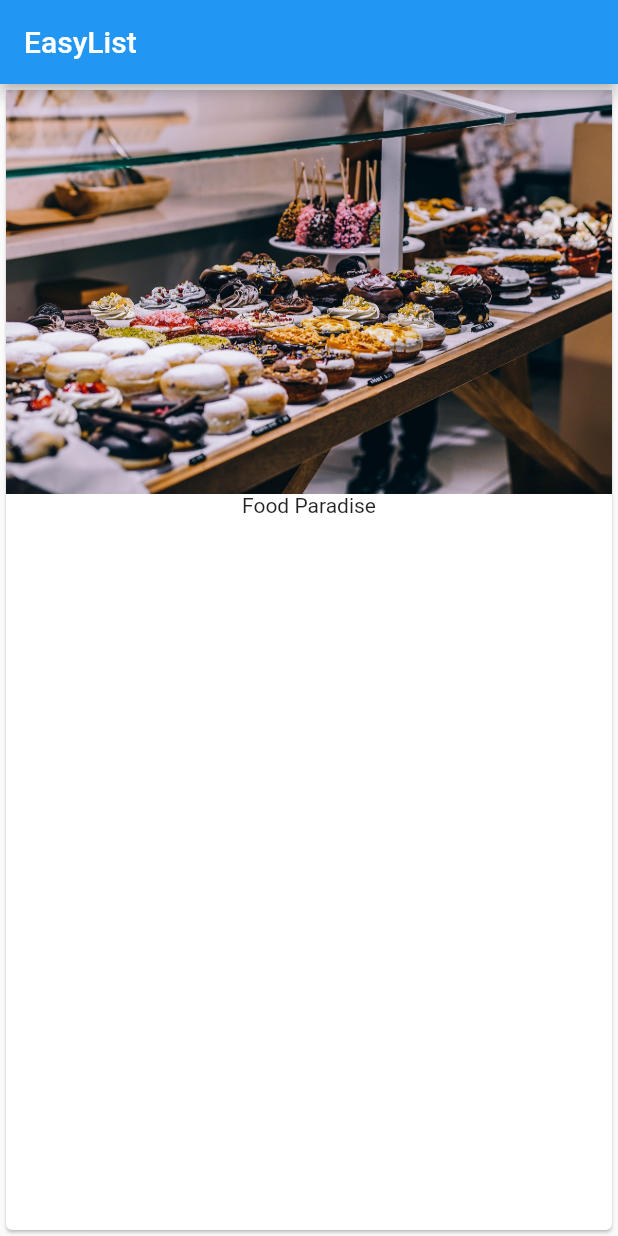
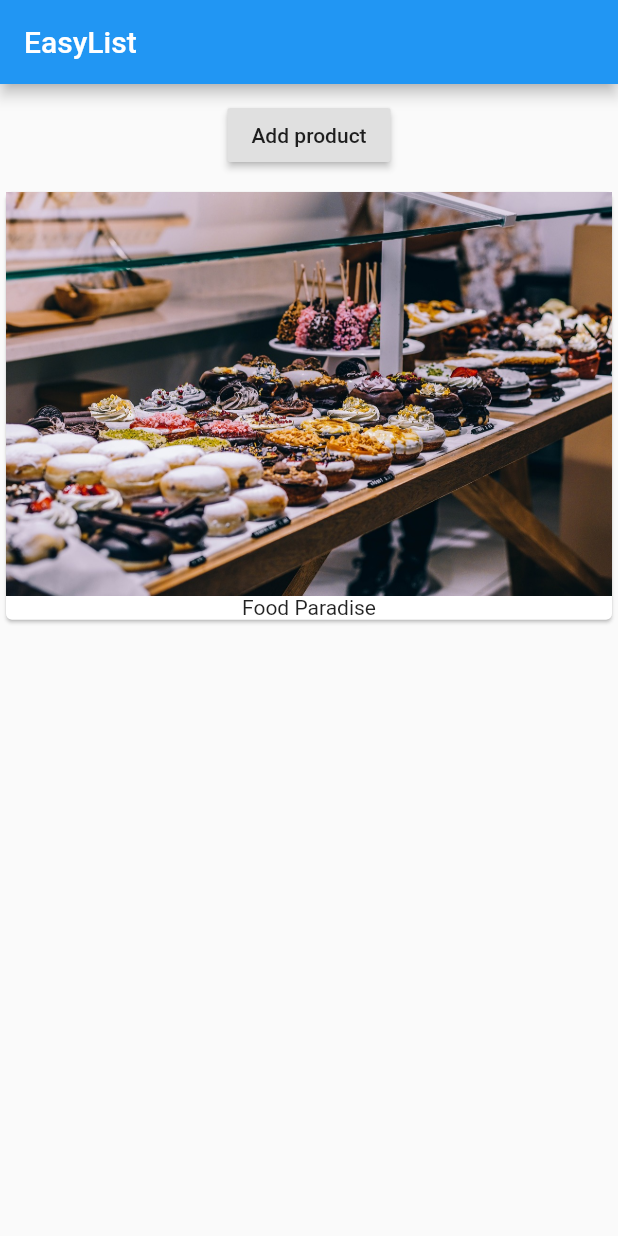
Before and after one commit to BaldurTr/flutter-course, a Flutter app: the screen it shows after launch, on a phone screen of 412 x 824 dp. Run offline on Flutter 3.47's test engine with Material 2 defaults, Android fonts, the phone set to English and light mode, and no system bars.

Commit message:
Added button to app

```diff
--- a/lib/main.dart
+++ b/lib/main.dart
@@ -10,13 +10,22 @@ class MyApp extends StatelessWidget {
             appBar: AppBar(
               title: Text('EasyList'),
             ),
-            body: Card(
-              child: Column(
-                children: <Widget>[
-                  Image.asset('assets/food.jpg'),
-                  Text('Food Paradise')
-                ],
+            body: Column(children: [
+              Container(
+                margin: EdgeInsets.all(10.0),
+                child: RaisedButton(
+                  child: Text('Add product'),
+                  onPressed: () {},
+                ),
               ),
-            )));
+              Card(
+                child: Column(
+                  children: <Widget>[
+                    Image.asset('assets/food.jpg'),
+                    Text('Food Paradise')
+                  ],
+                ),
+              )
+            ])));
   }
 }
```
